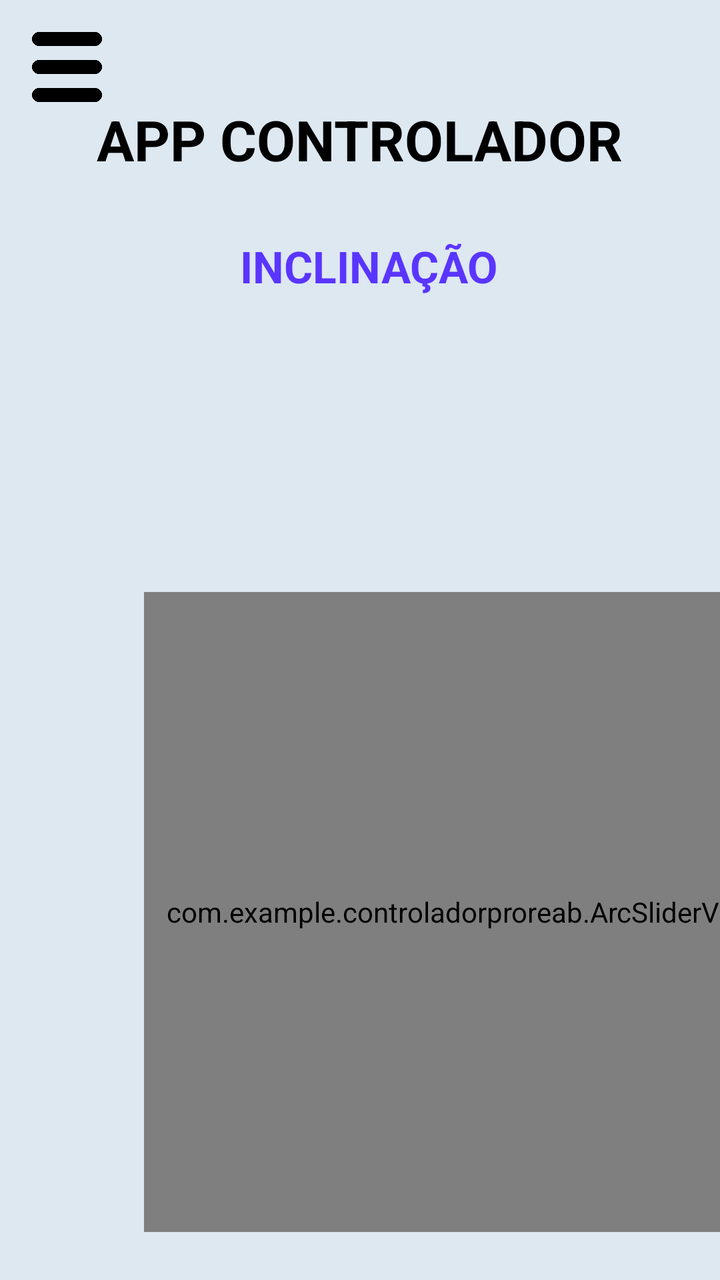
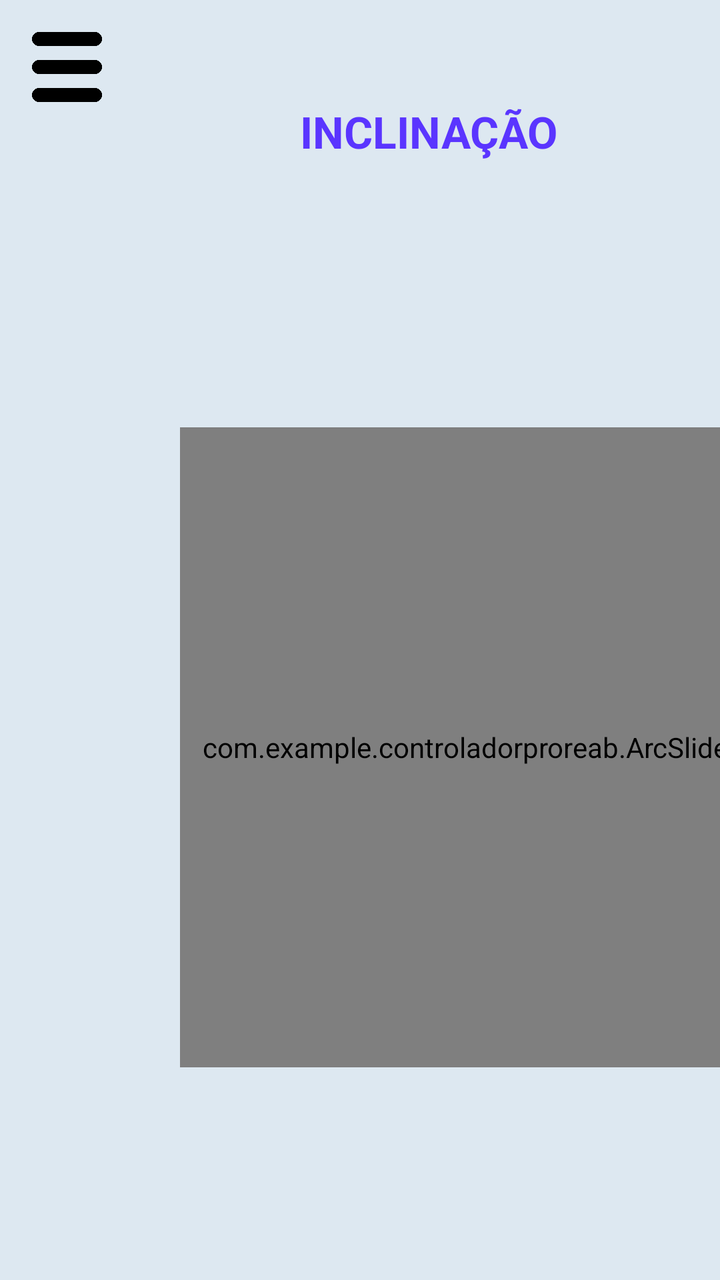

Before-and-after screenshots of an Android layout around one commit, followed by the original layout XML and the change that was made.
<!-- AndroidManifest.xml: application theme Theme.ControladorProreab -->
<!-- res/layout/activity_controlador.xml -->
<?xml version="1.0" encoding="utf-8"?>
<ScrollView xmlns:android="http://schemas.android.com/apk/res/android"
    xmlns:app="http://schemas.android.com/apk/res-auto"
    android:background="#DDE8F1"
    android:layout_width="match_parent"
    android:layout_height="match_parent">

    <LinearLayout
        android:layout_width="match_parent"
        android:layout_height="match_parent"
        android:orientation="vertical"
        >

        
        <ImageView
            android:id="@+id/btnMenu"
            android:layout_width="35dp"
            android:layout_height="35dp"
            android:src="@drawable/menu"
            android:layout_marginStart="16dp"
            android:layout_marginTop="16dp"
            app:layout_constraintStart_toStartOf="parent"
            app:layout_constraintTop_toTopOf="parent"/>

        
        <TextView
            android:id="@+id/txtTitulo"
            android:layout_width="wrap_content"
            android:layout_height="wrap_content"
            android:text="APP CONTROLADOR"
            android:textSize="28sp"
            android:textStyle="bold"
            android:textColor="#000"
            android:layout_gravity="center"
            app:layout_constraintBottom_toBottomOf="parent"
            app:layout_constraintEnd_toEndOf="parent"
            app:layout_constraintStart_toStartOf="parent"
            app:layout_constraintTop_toTopOf="parent"/>

        <LinearLayout
            android:layout_width="match_parent"
            android:layout_height="match_parent"
            android:orientation="horizontal"
            >
            
            <TextView
                android:id="@+id/txtInc"
                android:layout_width="wrap_content"
                android:layout_height="wrap_content"
                android:text="INCLINAÇÃO"
                android:textStyle="bold"
                android:textColor="#5A35FF"
                android:textSize="22sp"
                android:layout_marginTop="30dp"
                android:layout_marginStart="120dp"
                app:layout_constraintTop_toBottomOf="@id/txtTitulo"
                app:layout_constraintStart_toStartOf="parent"
                app:layout_constraintEnd_toStartOf="@id/txtAlt"/>

            
            <TextView
                android:id="@+id/txtAlt"
                android:layout_width="wrap_content"
                android:layout_height="wrap_content"
                android:layout_marginTop="30dp"
                android:layout_marginEnd="120dp"
                android:layout_marginStart="250dp"
                android:text="ALTURA"
                android:textColor="#5A35FF"
                android:textSize="22sp"
                android:textStyle="bold"
                app:layout_constraintEnd_toEndOf="parent"
                app:layout_constraintTop_toBottomOf="@id/txtTitulo" />
        </LinearLayout>

        <LinearLayout
            android:layout_width="wrap_content"
            android:layout_height="wrap_content"
            android:orientation="horizontal"
            >
            

            
            <com.example.controladorproreab.ArcSliderView
                android:id="@+id/arcSlider"
                android:layout_width="320dp"
                android:layout_height="320dp"
                android:layout_marginVertical="20dp"
                android:layout_marginStart="72dp"
                android:layout_marginTop="12dp"
                app:layout_constraintStart_toStartOf="parent"
                app:layout_constraintTop_toBottomOf="@id/txtInc" />

            <com.example.controladorproreab.VerticalSliderView
                android:id="@+id/verticalSlider"
                android:layout_width="100dp"
                android:layout_height="300dp"
                android:layout_marginVertical="20dp"
                android:layout_marginStart="100dp"
                app:layout_constraintTop_toBottomOf="@id/txtAlt"
                app:layout_constraintEnd_toEndOf="parent"
                android:layout_marginEnd="70dp"/>
        </LinearLayout>

    </LinearLayout>
</ScrollView>
<!-- resources referenced by this layout -->
<resources>
  <!-- drawable menu: png bitmap (drawable, 3351 bytes) -->
  <style name="Theme.ControladorProreab" parent="Base.Theme.ControladorProreab" />
  <style name="Base.Theme.ControladorProreab" parent="Theme.Material3.DayNight.NoActionBar">
          
          
      </style>
</resources>

<!-- the commit's change to res/layout/activity_controlador.xml (unified diff, before → after) -->
@@ -22,21 +22,6 @@
             app:layout_constraintStart_toStartOf="parent"
             app:layout_constraintTop_toTopOf="parent"/>
 
-        
-        <TextView
-            android:id="@+id/txtTitulo"
-            android:layout_width="wrap_content"
-            android:layout_height="wrap_content"
-            android:text="APP CONTROLADOR"
-            android:textSize="28sp"
-            android:textStyle="bold"
-            android:textColor="#000"
-            android:layout_gravity="center"
-            app:layout_constraintBottom_toBottomOf="parent"
-            app:layout_constraintEnd_toEndOf="parent"
-            app:layout_constraintStart_toStartOf="parent"
-            app:layout_constraintTop_toTopOf="parent"/>
-
         <LinearLayout
             android:layout_width="match_parent"
             android:layout_height="match_parent"
@@ -51,8 +36,8 @@
                 android:textStyle="bold"
                 android:textColor="#5A35FF"
                 android:textSize="22sp"
-                android:layout_marginTop="30dp"
-                android:layout_marginStart="120dp"
+                android:layout_marginTop="0dp"
+                android:layout_marginStart="150dp"
                 app:layout_constraintTop_toBottomOf="@id/txtTitulo"
                 app:layout_constraintStart_toStartOf="parent"
                 app:layout_constraintEnd_toStartOf="@id/txtAlt"/>
@@ -62,9 +47,9 @@
                 android:id="@+id/txtAlt"
                 android:layout_width="wrap_content"
                 android:layout_height="wrap_content"
-                android:layout_marginTop="30dp"
+                android:layout_marginTop="0dp"
                 android:layout_marginEnd="120dp"
-                android:layout_marginStart="250dp"
+                android:layout_marginStart="230dp"
                 android:text="ALTURA"
                 android:textColor="#5A35FF"
                 android:textSize="22sp"
@@ -78,29 +63,51 @@
             android:layout_height="wrap_content"
             android:orientation="horizontal"
             >
+
             
 
+
+
+
+
+
+
+
+
+
+
+
+
+
+
+
+
+
             
+
             <com.example.controladorproreab.ArcSliderView
                 android:id="@+id/arcSlider"
                 android:layout_width="320dp"
                 android:layout_height="320dp"
-                android:layout_marginVertical="20dp"
-                android:layout_marginStart="72dp"
+                android:layout_marginVertical="5dp"
+                android:layout_marginStart="90dp"
                 android:layout_marginTop="12dp"
                 app:layout_constraintStart_toStartOf="parent"
                 app:layout_constraintTop_toBottomOf="@id/txtInc" />
+            
 
+            
             <com.example.controladorproreab.VerticalSliderView
                 android:id="@+id/verticalSlider"
                 android:layout_width="100dp"
                 android:layout_height="300dp"
-                android:layout_marginVertical="20dp"
-                android:layout_marginStart="100dp"
+                android:layout_marginVertical="5dp"
+                android:layout_marginStart="90dp"
                 app:layout_constraintTop_toBottomOf="@id/txtAlt"
                 app:layout_constraintEnd_toEndOf="parent"
                 android:layout_marginEnd="70dp"/>
+            
+
         </LinearLayout>
-
     </LinearLayout>
 </ScrollView>
